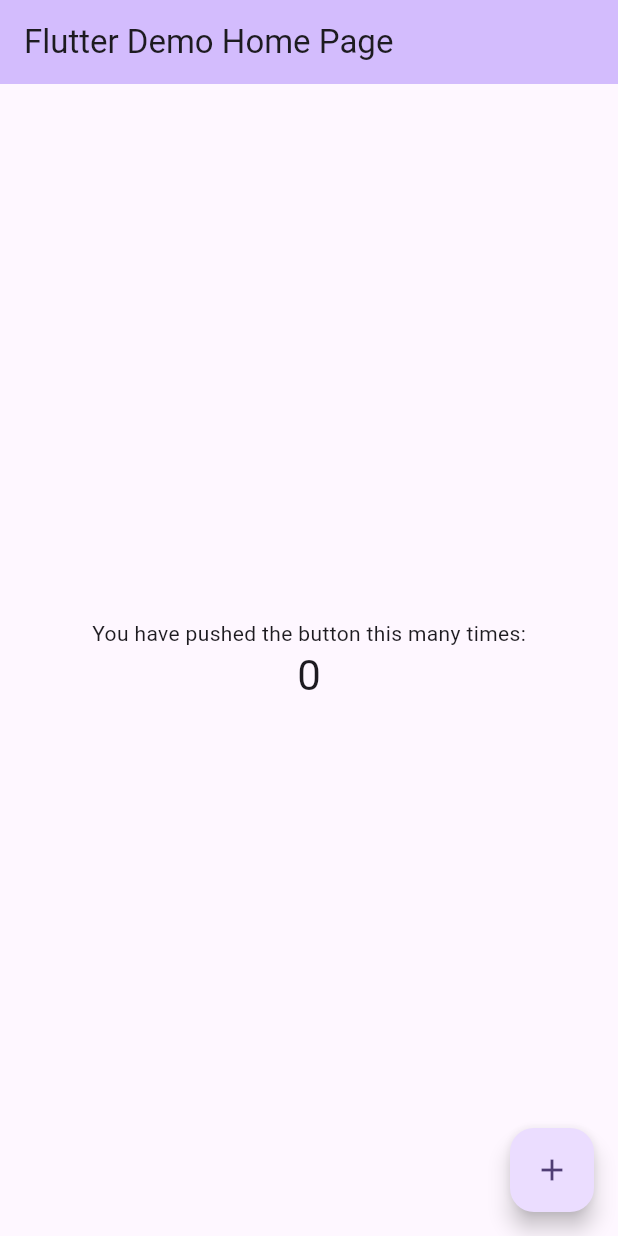
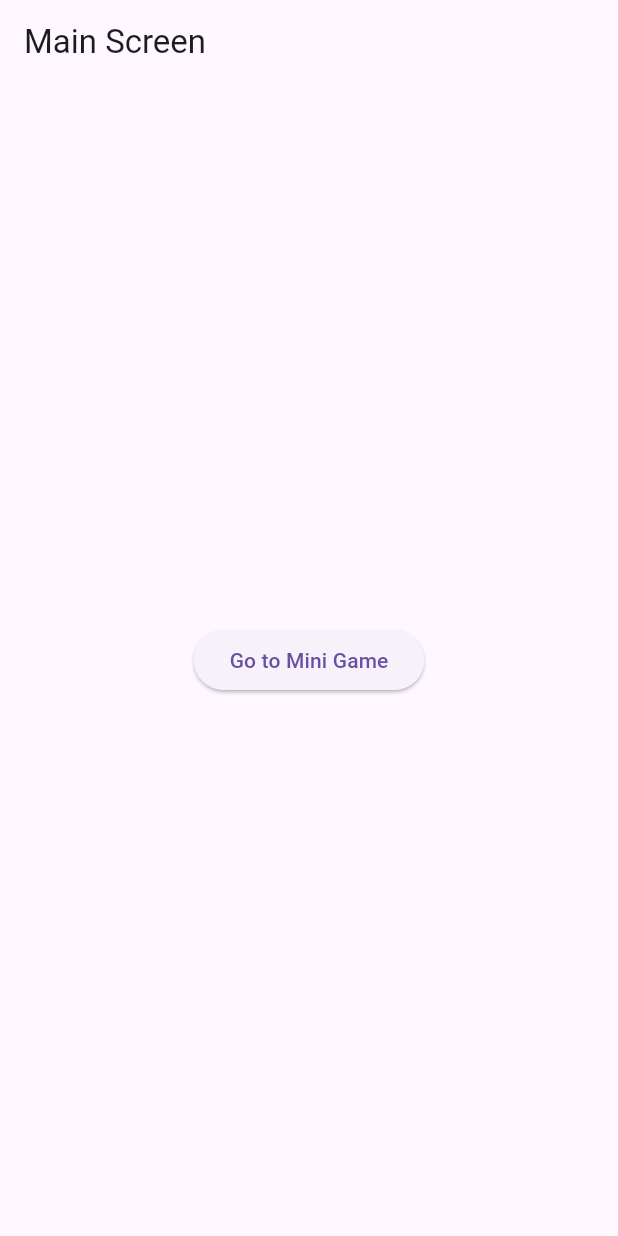
Before and after one commit to marmot8080/Soom-Charm, a Flutter app: the screen it shows after launch, on a phone screen of 412 x 824 dp. Run offline on Flutter 3.47's test engine with Material 3 defaults, Android fonts, the phone set to English and light mode, and no system bars; missing offline and left inert: fftea, record.

Commit message:
Add screen examples

```diff
--- a/lib/main.dart
+++ b/lib/main.dart
@@ -1,125 +1,15 @@
 import 'package:flutter/material.dart';
+import 'screens/main_screen.dart';
 
 void main() {
-  runApp(const MyApp());
+  runApp(MyApp());
 }
 
 class MyApp extends StatelessWidget {
-  const MyApp({super.key});
-
-  // This widget is the root of your application.
   @override
   Widget build(BuildContext context) {
     return MaterialApp(
-      title: 'Flutter Demo',
-      theme: ThemeData(
-        // This is the theme of your application.
-        //
-        // TRY THIS: Try running your application with "flutter run". You'll see
-        // the application has a purple toolbar. Then, without quitting the app,
-        // try changing the seedColor in the colorScheme below to Colors.green
-        // and then invoke "hot reload" (save your changes or press the "hot
-        // reload" button in a Flutter-supported IDE, or press "r" if you used
-        // the command line to start the app).
-        //
-        // Notice that the counter didn't reset back to zero; the application
-        // state is not lost during the reload. To reset the state, use hot
-        // restart instead.
-        //
-        // This works for code too, not just values: Most code changes can be
-        // tested with just a hot reload.
-        colorScheme: ColorScheme.fromSeed(seedColor: Colors.deepPurple),
-        useMaterial3: true,
-      ),
-      home: const MyHomePage(title: 'Flutter Demo Home Page'),
+      home: MainScreen(),
     );
   }
 }
-
-class MyHomePage extends StatefulWidget {
-  const MyHomePage({super.key, required this.title});
-
-  // This widget is the home page of your application. It is stateful, meaning
-  // that it has a State object (defined below) that contains fields that affect
-  // how it looks.
-
-  // This class is the configuration for the state. It holds the values (in this
-  // case the title) provided by the parent (in this case the App widget) and
-  // used by the build method of the State. Fields in a Widget subclass are
-  // always marked "final".
-
-  final String title;
-
-  @override
-  State<MyHomePage> createState() => _MyHomePageState();
-}
-
-class _MyHomePageState extends State<MyHomePage> {
-  int _counter = 0;
-
-  void _incrementCounter() {
-    setState(() {
-      // This call to setState tells the Flutter framework that something has
-      // changed in this State, which causes it to rerun the build method below
-      // so that the display can reflect the updated values. If we changed
-      // _counter without calling setState(), then the build method would not be
-      // called again, and so nothing would appear to happen.
-      _counter++;
-    });
-  }
-
-  @override
-  Widget build(BuildContext context) {
-    // This method is rerun every time setState is called, for instance as done
-    // by the _incrementCounter method above.
-    //
-    // The Flutter framework has been optimized to make rerunning build methods
-    // fast, so that you can just rebuild anything that needs updating rather
-    // than having to individually change instances of widgets.
-    return Scaffold(
-      appBar: AppBar(
-        // TRY THIS: Try changing the color here to a specific color (to
-        // Colors.amber, perhaps?) and trigger a hot reload to see the AppBar
-        // change color while the other colors stay the same.
-        backgroundColor: Theme.of(context).colorScheme.inversePrimary,
-        // Here we take the value from the MyHomePage object that was created by
-        // the App.build method, and use it to set our appbar title.
-        title: Text(widget.title),
-      ),
-      body: Center(
-        // Center is a layout widget. It takes a single child and positions it
-        // in the middle of the parent.
-        child: Column(
-          // Column is also a layout widget. It takes a list of children and
-          // arranges them vertically. By default, it sizes itself to fit its
-          // children horizontally, and tries to be as tall as its parent.
-          //
-          // Column has various properties to control how it sizes itself and
-          // how it positions its children. Here we use mainAxisAlignment to
-          // center the children vertically; the main axis here is the vertical
-          // axis because Columns are vertical (the cross axis would be
-          // horizontal).
-          //
-          // TRY THIS: Invoke "debug painting" (choose the "Toggle Debug Paint"
-          // action in the IDE, or press "p" in the console), to see the
-          // wireframe for each widget.
-          mainAxisAlignment: MainAxisAlignment.center,
-          children: <Widget>[
-            const Text(
-              'You have pushed the button this many times:',
-            ),
-            Text(
-              '$_counter',
-              style: Theme.of(context).textTheme.headlineMedium,
-            ),
-          ],
-        ),
-      ),
-      floatingActionButton: FloatingActionButton(
-        onPressed: _incrementCounter,
-        tooltip: 'Increment',
-        child: const Icon(Icons.add),
-      ), // This trailing comma makes auto-formatting nicer for build methods.
-    );
-  }
-}
--- /dev/null
+++ b/lib/screens/main_screen.dart
@@ -0,0 +1,24 @@
+import 'package:flutter/material.dart';
+import 'mini_game/mini_game_test.dart';
+
+class MainScreen extends StatelessWidget {
+  @override
+  Widget build(BuildContext context) {
+    return Scaffold(
+      appBar: AppBar(
+        title: Text('Main Screen'),
+      ),
+      body: Center(
+        child: ElevatedButton(
+          onPressed: () {
+            Navigator.push(
+              context,
+              MaterialPageRoute(builder: (context) => MiniGameTest()),
+            );
+          },
+          child: Text('Go to Mini Game'),
+        ),
+      ),
+    );
+  }
+}
```
Also changed, not shown: lib/screens/mini_game/mini_game_test.dart (added, +96 -0 lines).
